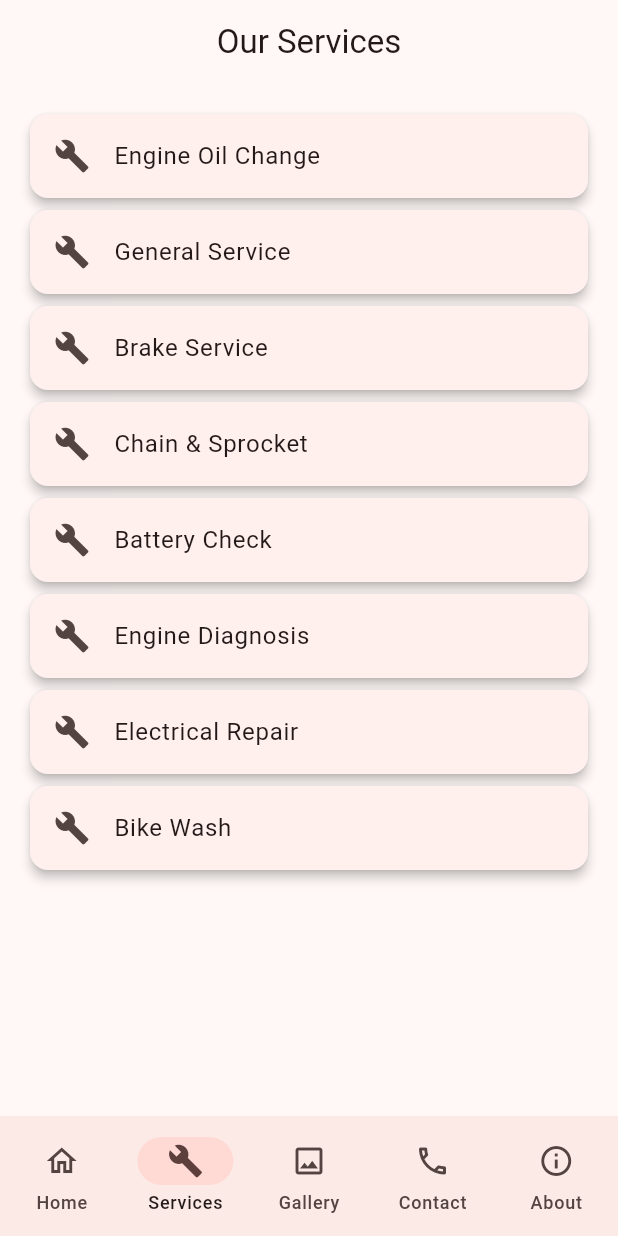
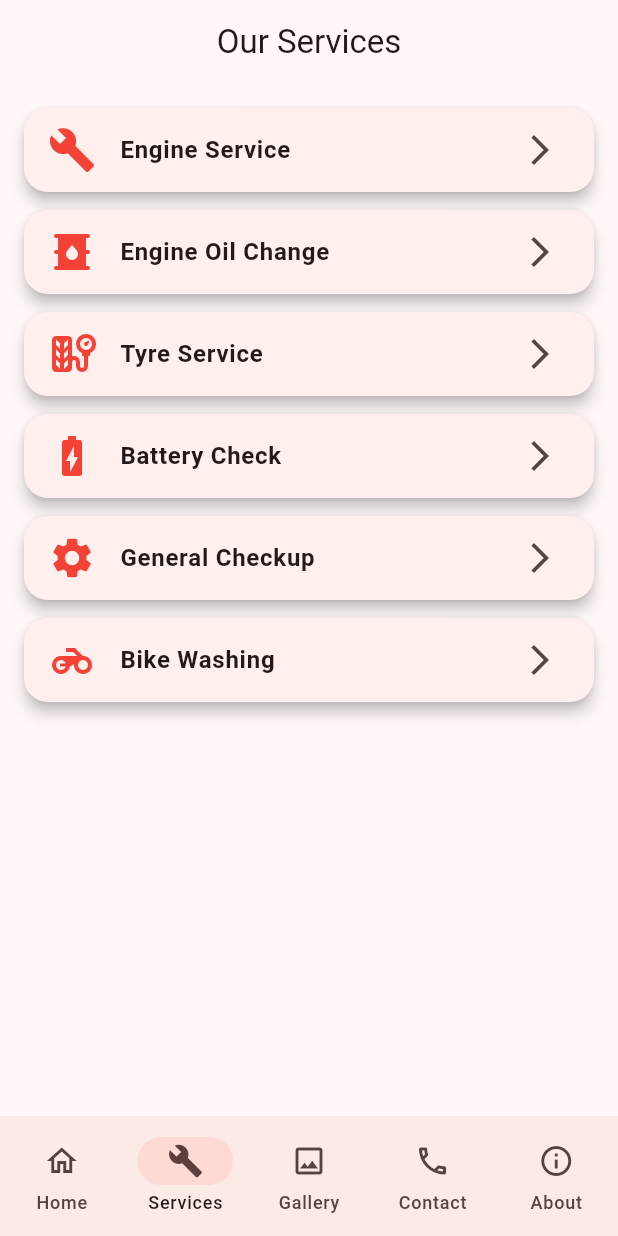
Before and after one commit to raihanauto/raihan-auto-service, a Flutter app: the screen it shows after launch, item 2 of the bottom bar chosen, on a phone screen of 412 x 824 dp. Run offline on Flutter 3.47's test engine with Material 3 defaults, Android fonts, the phone set to English and light mode, and no system bars.

Commit message:
Update services_screen.dart

```diff
--- a/lib/screens/services_screen.dart
+++ b/lib/screens/services_screen.dart
@@ -6,28 +6,44 @@ class ServicesScreen extends StatelessWidget {
   @override
   Widget build(BuildContext context) {
     final services = [
-      "Engine Oil Change",
-      "General Service",
-      "Brake Service",
-      "Chain & Sprocket",
-      "Battery Check",
-      "Engine Diagnosis",
-      "Electrical Repair",
-      "Bike Wash",
+      {"icon": Icons.build, "title": "Engine Service"},
+      {"icon": Icons.oil_barrel, "title": "Engine Oil Change"},
+      {"icon": Icons.tire_repair, "title": "Tyre Service"},
+      {"icon": Icons.battery_charging_full, "title": "Battery Check"},
+      {"icon": Icons.settings, "title": "General Checkup"},
+      {"icon": Icons.motorcycle, "title": "Bike Washing"},
     ];
 
     return Scaffold(
       appBar: AppBar(
         title: const Text("Our Services"),
+        centerTitle: true,
       ),
       body: ListView.builder(
         padding: const EdgeInsets.all(16),
         itemCount: services.length,
         itemBuilder: (context, index) {
+          final service = services[index];
+
           return Card(
+            elevation: 4,
+            margin: const EdgeInsets.only(bottom: 12),
+            shape: RoundedRectangleBorder(
+              borderRadius: BorderRadius.circular(16),
+            ),
             child: ListTile(
-              leading: const Icon(Icons.build),
-              title: Text(services[index]),
+              leading: Icon(
+                service["icon"] as IconData,
+                color: Colors.red,
+                size: 32,
+              ),
+              title: Text(
+                service["title"] as String,
+                style: const TextStyle(
+                  fontWeight: FontWeight.bold,
+                ),
+              ),
+              trailing: const Icon(Icons.arrow_forward_ios),
             ),
           );
         },
```
